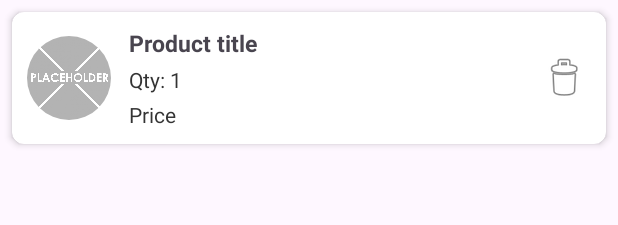
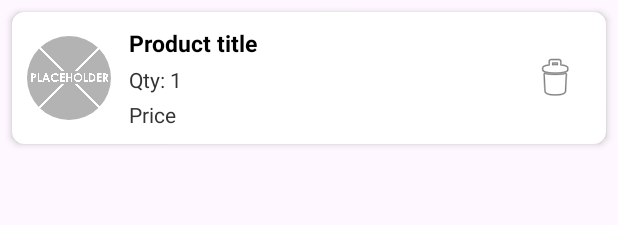
Before and after one commit to desamma/GalleryCartAndroid, an Android app: the layout item_cart.xml on its own in the app's theme, with its tools: preview values and no code run, on a phone screen of 412 x 824 dp. Shown: the top 225 px of the screen. Run offline under Robolectric (Android 15) with nearby library versions, the phone set to English and light mode, and no system bars.

Commit message:
fix cart

```diff
--- a/app/src/main/res/layout/activity_cart.xml
+++ b/app/src/main/res/layout/activity_cart.xml
@@ -44,7 +44,7 @@
 
             <Button
                 android:id="@+id/btnCheckout"
-                android:width="48dp"
+                android:width="128dp"
                 android:height="48dp"
                 android:layout_width="wrap_content"
                 android:layout_height="wrap_content"
--- a/app/src/main/res/layout/item_cart.xml
+++ b/app/src/main/res/layout/item_cart.xml
@@ -6,6 +6,7 @@
     card_view:cardCornerRadius="8dp"
     card_view:cardElevation="3dp"
     android:layout_margin="8dp"
+    android:background="@color/background_color"
     android:foreground="?attr/selectableItemBackground">
 
     <LinearLayout
@@ -36,6 +37,7 @@
                 android:text="Product title"
                 android:textSize="15sp"
                 android:textStyle="bold"
+                android:textColor="@color/black"
                 android:maxLines="1"
                 android:ellipsize="end"/>
 
@@ -44,6 +46,7 @@
                 android:layout_width="match_parent"
                 android:layout_height="wrap_content"
                 android:text="Qty: 1"
+                android:textColorHint="@color/black"
                 android:textSize="14sp"
                 android:layout_marginTop="4dp"
                 android:textColor="#333"/>
@@ -53,6 +56,7 @@
                 android:layout_width="match_parent"
                 android:layout_height="wrap_content"
                 android:text="Price"
+                android:textColorHint="@color/black"
                 android:textSize="14sp"
                 android:layout_marginTop="4dp"
                 android:textColor="#333"/>
@@ -60,8 +64,8 @@
 
         <ImageButton
             android:id="@+id/btn_remove"
-            android:layout_width="36dp"
-            android:layout_height="36dp"
+            android:layout_width="48dp"
+            android:layout_height="48dp"
             android:background="?attr/selectableItemBackgroundBorderless"
             android:src="@android:drawable/ic_menu_delete"
             android:contentDescription="Remove" />
--- a/app/src/main/res/menu/main_menu.xml
+++ b/app/src/main/res/menu/main_menu.xml
@@ -25,12 +25,12 @@
         android:id="@+id/action_artist_commissions"
         android:title="Artist Commissions"
         app:showAsAction="never" />
+
     <item
         android:id="@+id/action_favourites"
         android:title="Favourites"
         app:showAsAction="never"
          />
-</menu>
 
     <item
         android:id="@+id/action_cart"
```
